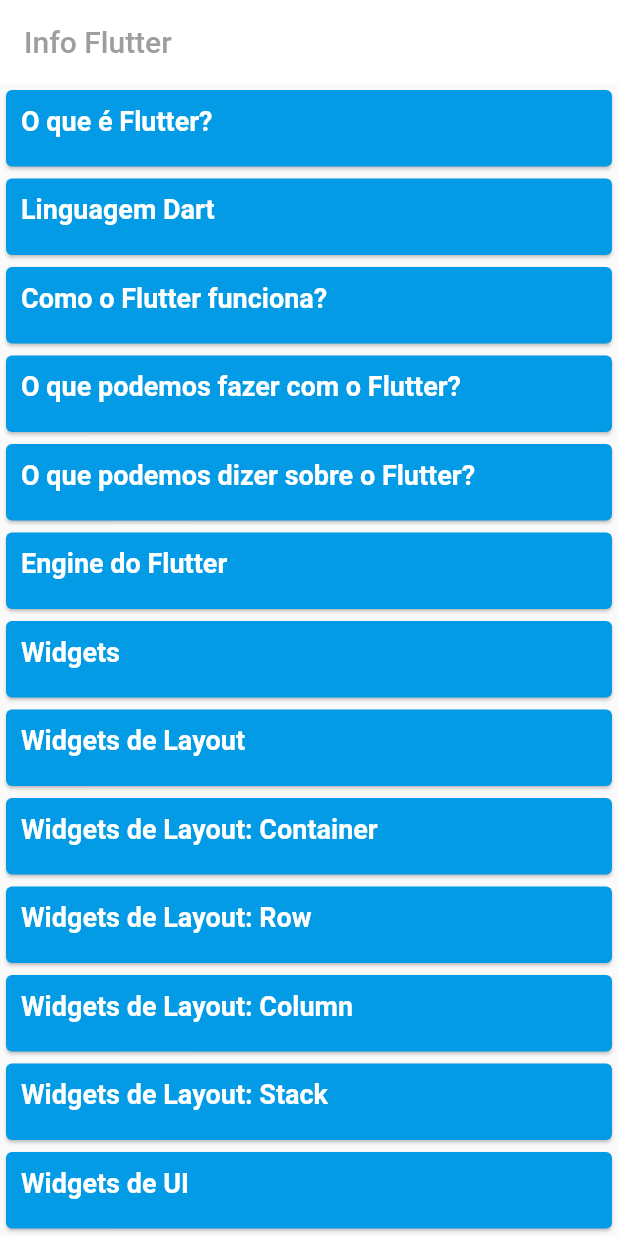
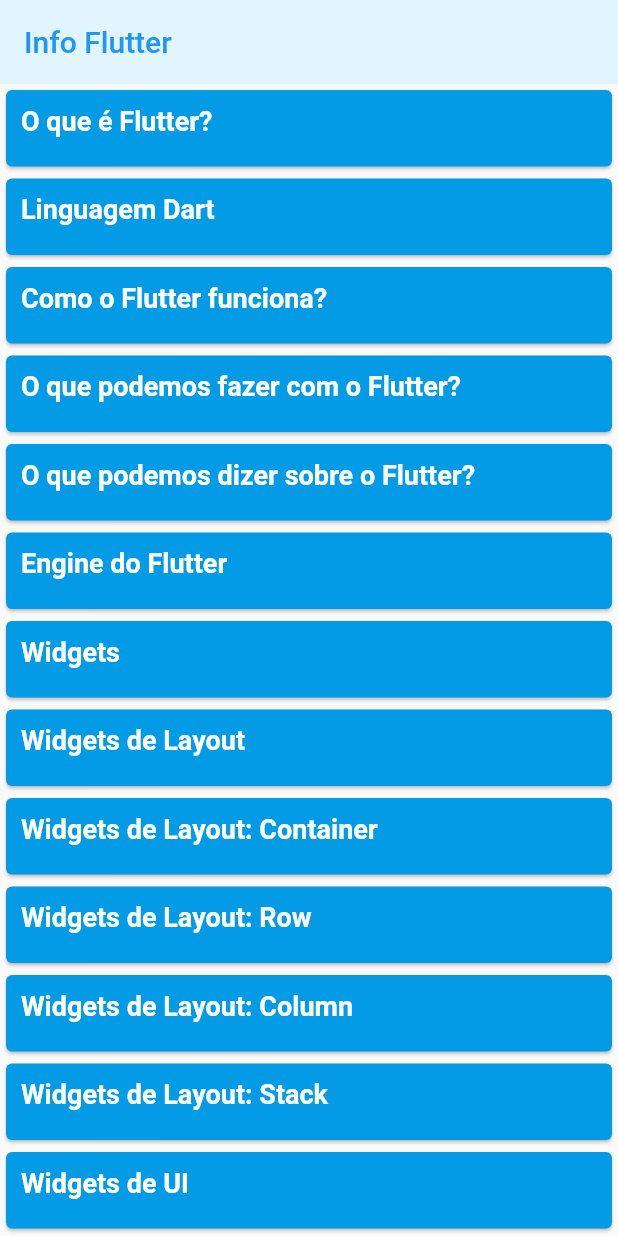
Before and after one commit to Biwceni/Projeto_Flutter, a Flutter app: the screen it shows after launch, on a phone screen of 412 x 824 dp. Run offline on Flutter 3.47's test engine with Material 2 defaults, Android fonts, the phone set to English and light mode, and no system bars.

Commit message:
Nova Atualização

```diff
--- a/lib/main.dart
+++ b/lib/main.dart
@@ -84,10 +84,10 @@
       appBar: AppBar(
         title: Text(
           "Info Flutter",
-          style: TextStyle(color: Colors.grey),
+          style: TextStyle(color: Colors.blue),
         ),
         elevation: 0,
-        backgroundColor: Colors.white,
+        backgroundColor: Colors.lightBlue[50],
       ),
       body: ListView.builder(
         itemCount: imagens.length,
```
Also changed, not shown: assets/images/img13.jpg, assets/images/img13====.jpg (added).
